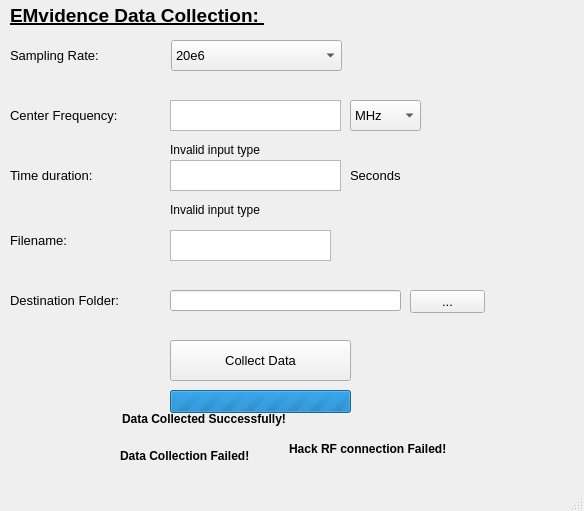
Qt form application.ui (jdratnayake/EMvidence-Desktop) before a commit.
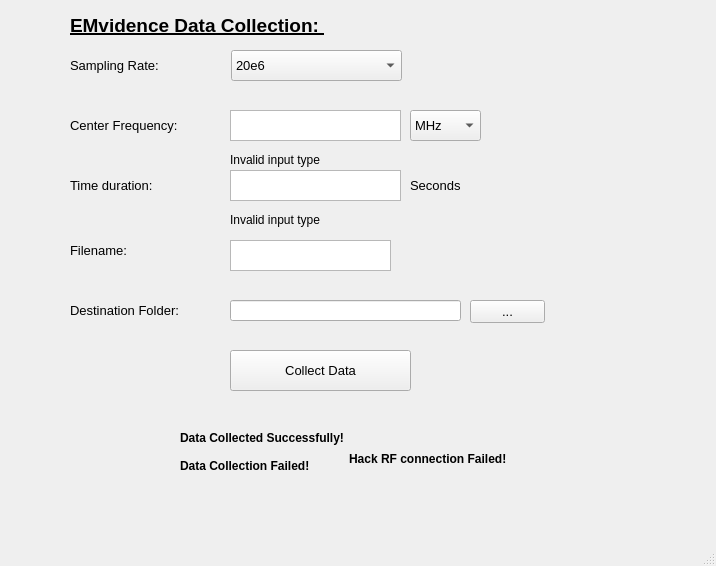
The same form after that commit. Icons and pictures are not drawn.

```diff
--- a/application.ui
+++ b/application.ui
@@ -6,10 +6,28 @@
    <rect>
     <x>0</x>
     <y>0</y>
-    <width>584</width>
-    <height>511</height>
+    <width>716</width>
+    <height>566</height>
    </rect>
   </property>
+  <property name="sizePolicy">
+   <sizepolicy hsizetype="Fixed" vsizetype="Fixed">
+    <horstretch>0</horstretch>
+    <verstretch>0</verstretch>
+   </sizepolicy>
+  </property>
+  <property name="minimumSize">
+   <size>
+    <width>708</width>
+    <height>566</height>
+   </size>
+  </property>
+  <property name="maximumSize">
+   <size>
+    <width>716</width>
+    <height>566</height>
+   </size>
+  </property>
   <property name="font">
    <font>
     <family>Segoe UI</family>
@@ -31,14 +49,20 @@
    </size>
   </property>
   <widget class="QWidget" name="centralwidget">
+   <property name="sizePolicy">
+    <sizepolicy hsizetype="Fixed" vsizetype="Fixed">
+     <horstretch>0</horstretch>
+     <verstretch>0</verstretch>
+    </sizepolicy>
+   </property>
    <widget class="QComboBox" name="samp_rate">
     <property name="enabled">
      <bool>true</bool>
     </property>
     <property name="geometry">
      <rect>
-      <x>171</x>
-      <y>40</y>
+      <x>231</x>
+      <y>50</y>
       <width>171</width>
       <height>31</height>
      </rect>
@@ -80,8 +104,8 @@
    <widget class="QLabel" name="label">
     <property name="geometry">
      <rect>
-      <x>10</x>
-      <y>100</y>
+      <x>70</x>
+      <y>110</y>
       <width>151</width>
       <height>31</height>
      </rect>
@@ -104,8 +128,8 @@
     </property>
     <property name="geometry">
      <rect>
-      <x>350</x>
-      <y>100</y>
+      <x>410</x>
+      <y>110</y>
       <width>71</width>
       <height>31</height>
      </rect>
@@ -142,8 +166,8 @@
    <widget class="QTextEdit" name="cent_freq_value">
     <property name="geometry">
      <rect>
-      <x>170</x>
-      <y>100</y>
+      <x>230</x>
+      <y>110</y>
       <width>171</width>
       <height>31</height>
      </rect>
@@ -160,8 +184,8 @@
    <widget class="QLabel" name="label_2">
     <property name="geometry">
      <rect>
-      <x>10</x>
-      <y>160</y>
+      <x>70</x>
+      <y>170</y>
       <width>141</width>
       <height>31</height>
      </rect>
@@ -181,8 +205,8 @@
    <widget class="QTextEdit" name="time">
     <property name="geometry">
      <rect>
-      <x>170</x>
-      <y>160</y>
+      <x>230</x>
+      <y>170</y>
       <width>171</width>
       <height>31</height>
      </rect>
@@ -199,8 +223,8 @@
    <widget class="QLabel" name="label_3">
     <property name="geometry">
      <rect>
-      <x>350</x>
-      <y>160</y>
+      <x>410</x>
+      <y>170</y>
       <width>61</width>
       <height>31</height>
      </rect>
@@ -220,8 +244,8 @@
    <widget class="QPushButton" name="button1">
     <property name="geometry">
      <rect>
-      <x>170</x>
-      <y>340</y>
+      <x>230</x>
+      <y>350</y>
       <width>181</width>
       <height>41</height>
      </rect>
@@ -244,8 +268,8 @@
    <widget class="QLabel" name="label_4">
     <property name="geometry">
      <rect>
-      <x>10</x>
-      <y>0</y>
+      <x>70</x>
+      <y>10</y>
       <width>471</width>
       <height>31</height>
      </rect>
@@ -263,8 +287,8 @@
    <widget class="QLabel" name="label_samp_rate">
     <property name="geometry">
      <rect>
-      <x>10</x>
-      <y>40</y>
+      <x>70</x>
+      <y>50</y>
       <width>141</width>
       <height>31</height>
      </rect>
@@ -284,8 +308,8 @@
    <widget class="QLabel" name="label_5">
     <property name="geometry">
      <rect>
-      <x>10</x>
-      <y>290</y>
+      <x>70</x>
+      <y>300</y>
       <width>161</width>
       <height>21</height>
      </rect>
@@ -304,8 +328,8 @@
    <widget class="QLineEdit" name="path_text">
     <property name="geometry">
      <rect>
-      <x>170</x>
-      <y>290</y>
+      <x>230</x>
+      <y>300</y>
       <width>231</width>
       <height>21</height>
      </rect>
@@ -323,8 +347,8 @@
    <widget class="QPushButton" name="path_button">
     <property name="geometry">
      <rect>
-      <x>410</x>
-      <y>290</y>
+      <x>470</x>
+      <y>300</y>
       <width>75</width>
       <height>23</height>
      </rect>
@@ -344,30 +368,11 @@
      <bool>false</bool>
     </property>
    </widget>
-   <widget class="QProgressBar" name="progressBar">
-    <property name="geometry">
-     <rect>
-      <x>170</x>
-      <y>390</y>
-      <width>181</width>
-      <height>23</height>
-     </rect>
-    </property>
-    <property name="maximum">
-     <number>0</number>
-    </property>
-    <property name="value">
-     <number>-1</number>
-    </property>
-    <property name="textVisible">
-     <bool>false</bool>
-    </property>
-   </widget>
    <widget class="QLabel" name="tick">
     <property name="geometry">
      <rect>
-      <x>91</x>
-      <y>411</y>
+      <x>149</x>
+      <y>430</y>
       <width>25</width>
       <height>19</height>
      </rect>
@@ -382,8 +387,8 @@
    <widget class="QLabel" name="successful_group">
     <property name="geometry">
      <rect>
-      <x>122</x>
-      <y>411</y>
+      <x>180</x>
+      <y>430</y>
       <width>351</width>
       <height>16</height>
      </rect>
@@ -400,8 +405,8 @@
    <widget class="QLabel" name="cross_1">
     <property name="geometry">
      <rect>
-      <x>91</x>
-      <y>441</y>
+      <x>151</x>
+      <y>451</y>
       <width>22</width>
       <height>22</height>
      </rect>
@@ -416,8 +421,8 @@
    <widget class="QLabel" name="failed_group">
     <property name="geometry">
      <rect>
-      <x>120</x>
-      <y>440</y>
+      <x>180</x>
+      <y>450</y>
       <width>361</width>
       <height>31</height>
      </rect>
@@ -434,8 +439,8 @@
    <widget class="QLabel" name="cross_2">
     <property name="geometry">
      <rect>
-      <x>261</x>
-      <y>441</y>
+      <x>321</x>
+      <y>451</y>
       <width>22</width>
       <height>22</height>
      </rect>
@@ -450,8 +455,8 @@
    <widget class="QLabel" name="failed_group_hackrf">
     <property name="geometry">
      <rect>
-      <x>289</x>
-      <y>441</y>
+      <x>349</x>
+      <y>451</y>
       <width>341</width>
       <height>16</height>
      </rect>
@@ -468,8 +473,8 @@
    <widget class="QLabel" name="error_label_freq">
     <property name="geometry">
      <rect>
-      <x>170</x>
-      <y>140</y>
+      <x>230</x>
+      <y>150</y>
       <width>291</width>
       <height>20</height>
      </rect>
@@ -488,8 +493,8 @@
    <widget class="QLabel" name="error_label_time">
     <property name="geometry">
      <rect>
-      <x>170</x>
-      <y>200</y>
+      <x>230</x>
+      <y>210</y>
       <width>281</width>
       <height>20</height>
      </rect>
@@ -508,8 +513,8 @@
    <widget class="QLabel" name="label_6">
     <property name="geometry">
      <rect>
-      <x>10</x>
-      <y>230</y>
+      <x>70</x>
+      <y>240</y>
       <width>141</width>
       <height>20</height>
      </rect>
@@ -528,8 +533,8 @@
    <widget class="QTextEdit" name="file_name">
     <property name="geometry">
      <rect>
-      <x>170</x>
-      <y>230</y>
+      <x>230</x>
+      <y>240</y>
       <width>161</width>
       <height>31</height>
      </rect>
@@ -541,6 +546,22 @@
      </font>
     </property>
    </widget>
+   <widget class="QLabel" name="label_7">
+    <property name="geometry">
+     <rect>
+      <x>270</x>
+      <y>370</y>
+      <width>91</width>
+      <height>81</height>
+     </rect>
+    </property>
+    <property name="text">
+     <string/>
+    </property>
+    <property name="pixmap">
+     <pixmap>loading icon.gif</pixmap>
+    </property>
+   </widget>
   </widget>
   <widget class="QMenuBar" name="menubar">
    <property name="geometry">
```
Left out of the diff: 2 changed lines with no effect on the pictures.
